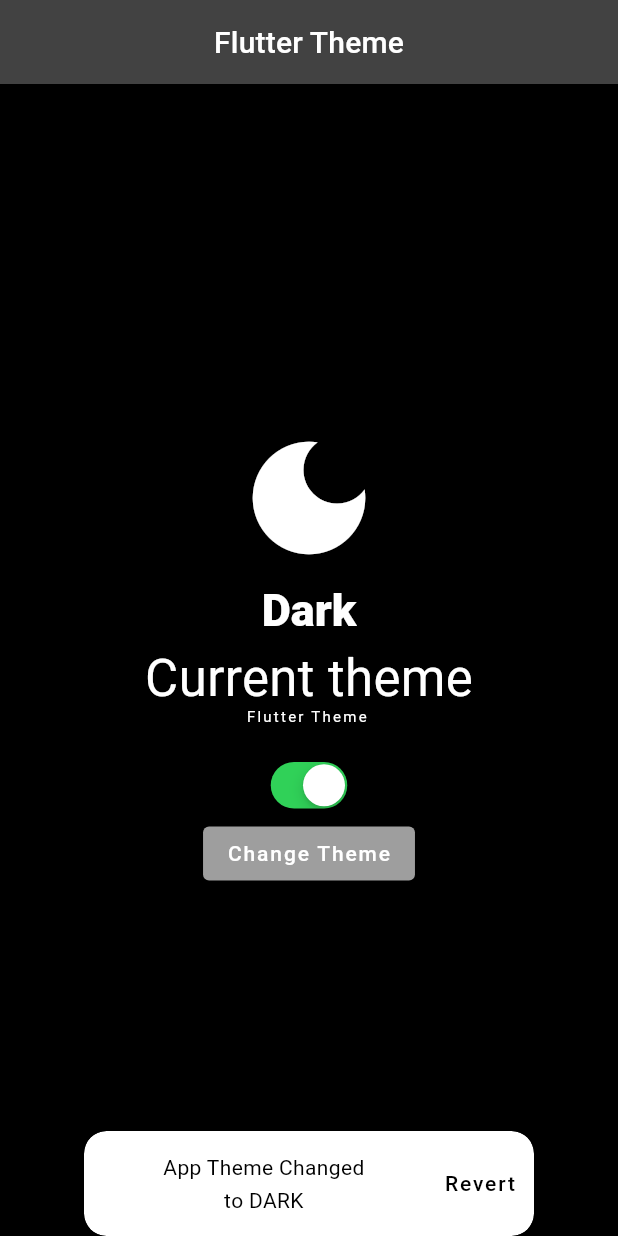
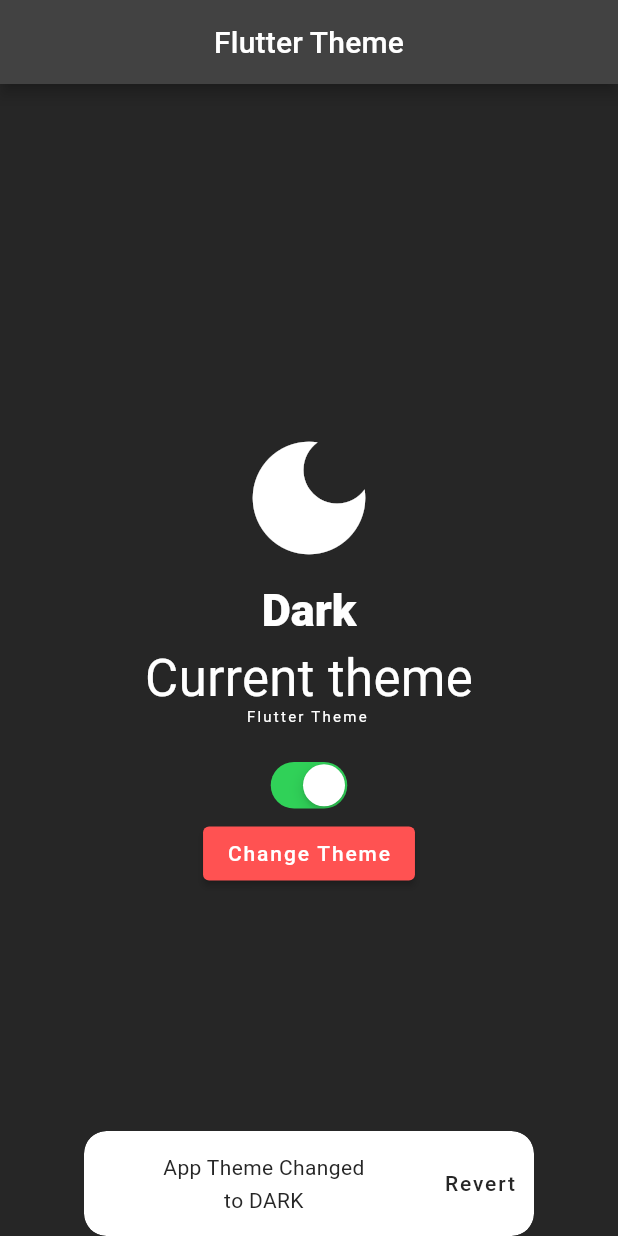
Before and after one commit to Khiriah/Theme-Template, a Flutter app: the screen it shows after launch, after a tap on "Change Theme", on a phone screen of 412 x 824 dp. Run offline on Flutter 3.47's test engine with Material 2 defaults, Android fonts, the phone set to English and light mode, and no system bars; our stand-ins replace get, get_storage, google_fonts; Roboto replaces fonts that are missing (Ubuntu).

Commit message:
Customed bottomNavigationBar

```diff
--- a/lib/app/theme/theme.dart
+++ /dev/null
@@ -1,7 +0,0 @@
-import 'package:theme_app/app/theme/dark_theme.dart';
-import 'package:theme_app/app/theme/light_theme.dart';
-
-class CustomTheme {
-  static final lightTheme = LightThemeData();
-  static final darkTheme = DarkThemeData();
-}
--- a/lib/app/logic/bindings/initial_binding.dart
+++ b/lib/core/logic/bindings/initial_binding.dart
@@ -1,5 +1,5 @@
 import 'package:get/get.dart';
-import 'package:theme_app/app/logic/controllers/theme_controller.dart';
+import 'package:theme_app/core/logic/controllers/theme_controller.dart';
 
 class InitialBinding extends Bindings {
   @override
--- a/lib/app/routes/app_routes.dart
+++ b/lib/core/routes/app_routes.dart
@@ -1,6 +1,6 @@
 import 'package:get/get.dart';
-import 'package:theme_app/app/logic/bindings/initial_binding.dart';
-import 'package:theme_app/app/views/home_view.dart';
+import 'package:theme_app/core/logic/bindings/initial_binding.dart';
+import 'package:theme_app/core/views/home_view.dart';
 
 abstract class Routes {
   static const HOME = Paths.home;
--- a/lib/app/theme/dark_theme.dart
+++ b/lib/core/theme/dark_theme.dart
@@ -1,4 +1,5 @@
 import 'package:flutter/material.dart';
+import 'package:theme_app/core/theme/theme.dart';
 import 'element/text_theme.dart';
 
 // ignore: non_constant_identifier_names
@@ -6,14 +7,23 @@ ThemeData DarkThemeData() {
   return ThemeData(
     brightness: Brightness
         .dark, //Setting the Brightness to Dark  so that this can be used as Dark ThemeData
-    scaffoldBackgroundColor: Colors.black,
+    scaffoldBackgroundColor: darkColor,
     textTheme:
         CustomTextTheme.textThemeDark, //Setting the Text Theme to DarkTextTheme
     appBarTheme: const AppBarTheme(centerTitle: true),
-
+    bottomNavigationBarTheme: BottomNavigationBarThemeData(
+      selectedIconTheme: IconThemeData(
+        color:  mainColor ,
+        size: 24,
+      ),
+      unselectedIconTheme: IconThemeData(
+        color:lightColor,
+        size: 24,
+      ),
+    ),
     elevatedButtonTheme: ElevatedButtonThemeData(
         style: ButtonStyle(
-      backgroundColor: MaterialStateProperty.all<Color>(Colors.grey),
+      backgroundColor: MaterialStateProperty.all<Color>(mainColor),
     )),
     //! You Can Set All Your Custom Dark Theme Here
   );
--- a/lib/app/theme/element/text_theme.dart
+++ b/lib/core/theme/element/text_theme.dart
@@ -1,14 +1,15 @@
 import 'package:flutter/material.dart';
 import 'package:google_fonts/google_fonts.dart';
+import 'package:theme_app/core/theme/theme.dart';
 
 // Custom Text Styles Class For Both Dark and Light Theme
 class CustomTextTheme {
   //! Default Font is GoogleFonts.Ubuntu You can change it as your Need
 
   static const textColorLight =
-      Color(0xFF000000); // Light Theme Default Text Color
+      darkColor; // Light Theme Default Text Color
   static const textColorDark =
-      Color(0xFFFFFFFF); // Light Theme Default Text Color
+      lightColor; // Light Theme Default Text Color
 
   static TextTheme get textThemeLight {
     return textTheme(textColor: textColorLight);
--- a/lib/app/theme/light_theme.dart
+++ b/lib/core/theme/light_theme.dart
@@ -1,24 +1,34 @@
 import 'package:flutter/material.dart';
+import 'package:theme_app/core/theme/theme.dart';
 import 'element/text_theme.dart';
 
-// ignore: non_constant_identifier_names
+
 ThemeData LightThemeData() {
   return ThemeData(
     brightness: Brightness
         .light, //Setting the Brightness to light  so that this can be used as Light ThemeData
-    scaffoldBackgroundColor: Colors.white,
+    scaffoldBackgroundColor: lightColor,
     textTheme: CustomTextTheme
         .textThemeLight, //Setting the Text Theme to LightTextTheme
-
+    bottomNavigationBarTheme: BottomNavigationBarThemeData(
+      selectedIconTheme: IconThemeData(
+        color: mainColor,
+        size: 24,
+      ),
+      unselectedIconTheme: IconThemeData(
+        color: darkColor,
+        size: 24,
+      ),
+    ),
     appBarTheme: const AppBarTheme(
-      backgroundColor: Colors.redAccent,
+      backgroundColor: mainColor,
       elevation: 0,
       centerTitle: true,
     ),
 
     elevatedButtonTheme: ElevatedButtonThemeData(
         style: ButtonStyle(
-      backgroundColor: MaterialStateProperty.all<Color>(Colors.redAccent),
+      backgroundColor: MaterialStateProperty.all<Color>(mainColor),
     )),
   );
 }
--- /dev/null
+++ b/lib/core/theme/theme.dart
@@ -0,0 +1,14 @@
+import 'dart:ui';
+
+import 'package:theme_app/core/theme/dark_theme.dart';
+import 'package:theme_app/core/theme/light_theme.dart';
+
+const Color mainColor = Color(0xFFFF5252);
+const Color lightColor = Color(0xFFFFFFFF);
+const Color darkColor = Color(0xFF262626);
+
+
+class CustomTheme {
+  static final lightTheme = LightThemeData();
+  static final darkTheme = DarkThemeData();
+}
--- a/lib/app/views/home_view.dart
+++ b/lib/core/views/home_view.dart
@@ -3,7 +3,7 @@ import 'package:flutter/cupertino.dart';
 import 'package:flutter/material.dart';
 import 'package:get/get.dart';
 import 'package:google_fonts/google_fonts.dart';
-import 'package:theme_app/app/logic/controllers/theme_controller.dart';
+import 'package:theme_app/core/logic/controllers/theme_controller.dart';
 
 class HomeView extends StatelessWidget {
   HomeView({Key? key}) : super(key: key);
```
Also changed, not shown: lib/main.dart (+4 -4 lines), lib/core/logic/controllers/theme_controller.dart (renamed from lib/app/logic/controllers/theme_controller.dart), 1 other file.
